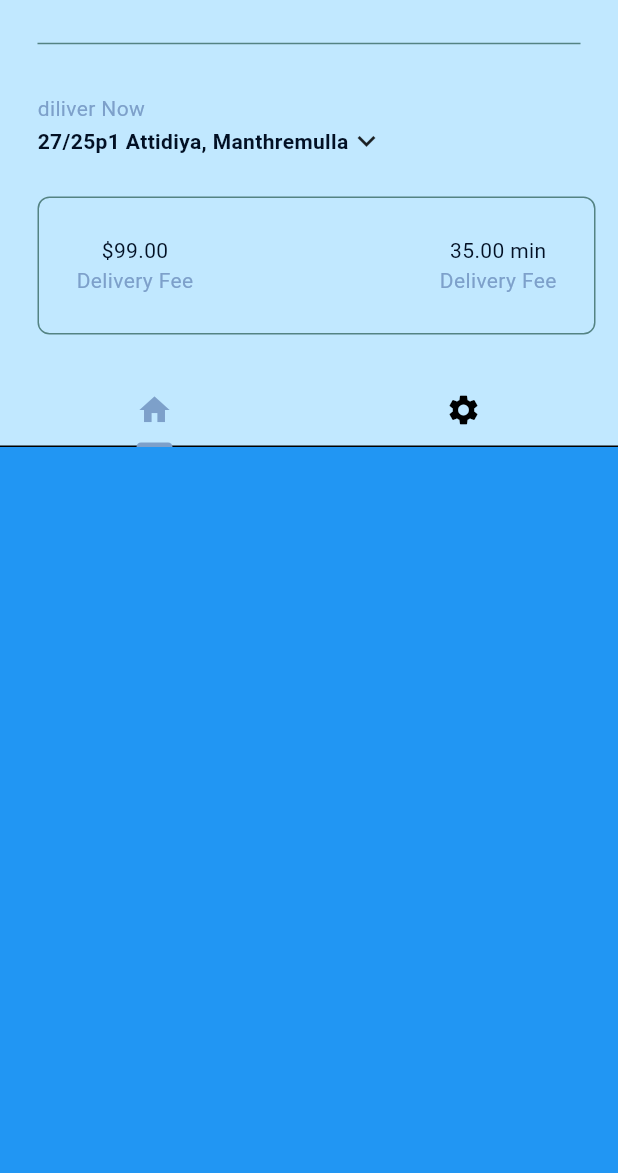
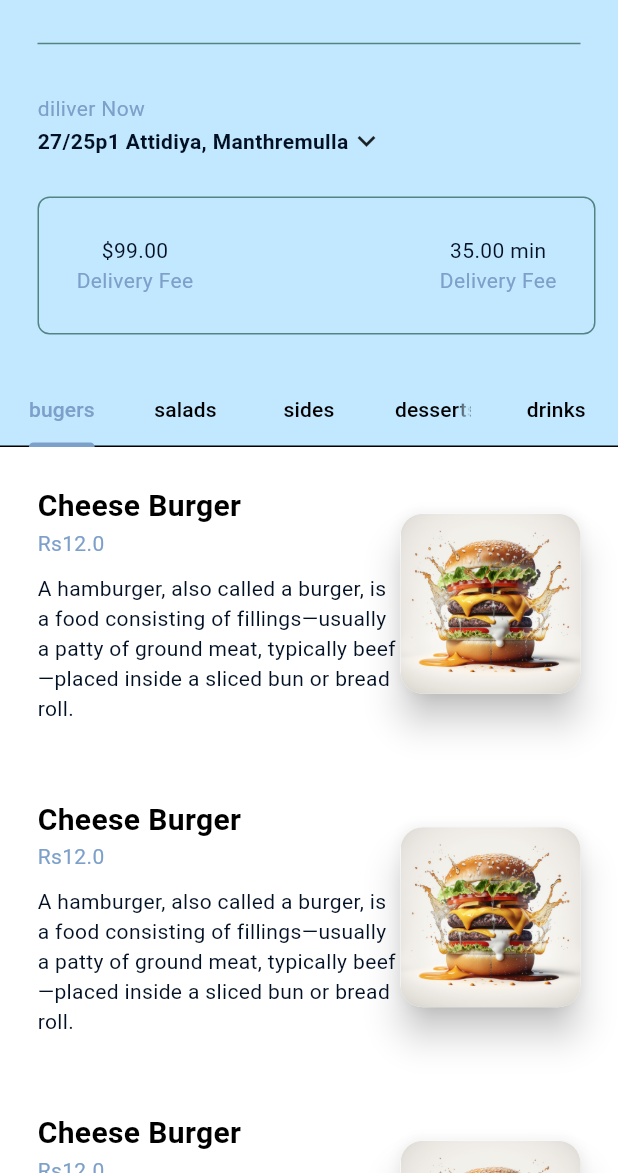
Before and after one commit to Thameera08/food_delivery_app, a Flutter app: the screen it shows after launch, after a tap on "Sign IN", on a phone screen of 412 x 824 dp, the part 63-1236 px from its top. Run offline on Flutter 3.47's test engine with Material 3 defaults, Android fonts, the phone set to English and light mode, and no system bars; our stand-ins replace hexcolor.

Commit message:
add image for buger

```diff
--- /dev/null
+++ b/lib/components/my_food_tile.dart
@@ -0,0 +1,69 @@
+import 'package:flutter/material.dart';
+import 'package:pos_application/models/food.dart';
+
+class MyFoodTile extends StatelessWidget {
+  final Food food;
+  final void Function()? onTap;
+
+  const MyFoodTile({
+    super.key,
+    required this.food,
+    required this.onTap,
+  });
+
+  @override
+  Widget build(BuildContext context) {
+    return Column(
+      children: [
+        GestureDetector(
+          onTap: onTap,
+          child: Padding(
+            padding: const EdgeInsets.all(25.0),
+            child: Row(
+              children: [
+                Expanded(
+                  child: Column(
+                    crossAxisAlignment: CrossAxisAlignment.start,
+                    children: [
+                      Text(
+                        food.name,
+                        style: TextStyle(
+                          fontSize: 20,
+                          fontWeight: FontWeight.bold,
+                        ),
+                      ),
+                      Text(
+                        '\Rs' + food.price.toString(),
+                        style: TextStyle(
+                          color: Theme.of(context).colorScheme.primary,
+                        ),
+                      ),
+                      const SizedBox(height: 10),
+                      Text(
+                        food.description,
+                        style: TextStyle(
+                          color: Theme.of(context).colorScheme.inversePrimary,
+                        ),
+                      ),
+                    ],
+                  ),
+                ),
+                Material(
+                  elevation: 10,
+                  borderRadius: BorderRadius.circular(15),
+                  child: ClipRRect(
+                    borderRadius: BorderRadius.circular(15),
+                    child: Image.asset(
+                      food.imagePath,
+                      height: 120,
+                    ),
+                  ),
+                ),
+              ],
+            ),
+          ),
+        ),
+      ],
+    );
+  }
+}
--- a/lib/components/my_tab_bar.dart
+++ b/lib/components/my_tab_bar.dart
@@ -1,4 +1,5 @@
 import 'package:flutter/material.dart';
+import 'package:pos_application/models/food.dart';
 
 class MyTabBar extends StatelessWidget {
   final TabController tabController;
@@ -8,25 +9,20 @@ class MyTabBar extends StatelessWidget {
     required this.tabController,
   });
 
+  List<Tab> _buildCategoryTabs() {
+    return FoodCategory.values.map((category) {
+      return Tab(
+        text: category.toString().split('.').last,
+      );
+    }).toList();
+  }
+
   @override
   Widget build(BuildContext context) {
     return Container(
       child: TabBar(
         controller: tabController,
-        tabs: [
-          //1st tab
-          Tab(
-            icon: Icon(
-              Icons.home,
-            ),
-          ),
-          //2nd tab
-          Tab(
-            icon: Icon(
-              Icons.settings,
-            ),
-          ),
-        ],
+        tabs: _buildCategoryTabs(),
       ),
     );
   }
--- a/lib/main.dart
+++ b/lib/main.dart
@@ -1,12 +1,18 @@
 import 'package:flutter/material.dart';
 import 'package:pos_application/auth/login_or_register.dart';
+import 'package:pos_application/models/restaurant.dart';
 import 'package:pos_application/theme/theme_provider.dart';
 import 'package:provider/provider.dart';
 
 void main() {
   runApp(
-    ChangeNotifierProvider(
-      create: (context) => ThemeProvider(),
+    MultiProvider(
+      providers: [
+        //theme provider
+        ChangeNotifierProvider(create: (context) => ThemeProvider()),
+        //resturant provider
+        ChangeNotifierProvider(create: (context) => Restaurant()),
+      ],
       child: const MyApp(),
     ),
   );
--- /dev/null
+++ b/lib/models/food.dart
@@ -0,0 +1,35 @@
+class Food {
+  final String name;
+  final String description;
+  final String imagePath;
+  final double price;
+  final FoodCategory foodCategory;
+  List<Addon> availableAddons;
+
+  Food({
+    required this.name,
+    required this.description,
+    required this.imagePath,
+    required this.price,
+    required this.foodCategory,
+    required this.availableAddons,
+  });
+}
+
+enum FoodCategory {
+  bugers,
+  salads,
+  sides,
+  desserts,
+  drinks,
+}
+
+class Addon {
+  final String name;
+  final double price;
+
+  Addon({
+    required this.name,
+    required this.price,
+  });
+}
--- /dev/null
+++ b/lib/models/restaurant.dart
@@ -0,0 +1,355 @@
+import 'package:flutter/material.dart';
+import 'package:pos_application/models/food.dart';
+
+class Restaurant extends ChangeNotifier {
+  final List<Food> _menu = [
+    //bugers
+    Food(
+      name: 'Cheese Burger',
+      description:
+          'A hamburger, also called a burger, is a food consisting of fillings—usually a patty of ground meat, typically beef—placed inside a sliced bun or bread roll.',
+      imagePath: 'lib/images/burgers/b1.jpg',
+      price: 12,
+      foodCategory: FoodCategory.bugers,
+      availableAddons: [
+        Addon(name: 'Extra Cheese', price: 0.99),
+        Addon(name: 'Ba-con', price: 0.99),
+        Addon(name: 'Avacado', price: 0.99),
+      ],
+    ),
+    Food(
+      name: 'Cheese Burger',
+      description:
+          'A hamburger, also called a burger, is a food consisting of fillings—usually a patty of ground meat, typically beef—placed inside a sliced bun or bread roll.',
+      imagePath: 'lib/images/burgers/b1.jpg',
+      price: 12,
+      foodCategory: FoodCategory.bugers,
+      availableAddons: [
+        Addon(name: 'Extra Cheese', price: 0.99),
+        Addon(name: 'Ba-con', price: 0.99),
+        Addon(name: 'Avacado', price: 0.99),
+      ],
+    ),
+    Food(
+      name: 'Cheese Burger',
+      description:
+          'A hamburger, also called a burger, is a food consisting of fillings—usually a patty of ground meat, typically beef—placed inside a sliced bun or bread roll.',
+      imagePath: 'lib/images/burgers/b1.jpg',
+      price: 12,
+      foodCategory: FoodCategory.bugers,
+      availableAddons: [
+        Addon(name: 'Extra Cheese', price: 0.99),
+        Addon(name: 'Ba-con', price: 0.99),
+        Addon(name: 'Avacado', price: 0.99),
+      ],
+    ),
+    Food(
+      name: 'Cheese Burger',
+      description:
+          'A hamburger, also called a burger, is a food consisting of fillings—usually a patty of ground meat, typically beef—placed inside a sliced bun or bread roll.',
+      imagePath: 'lib/images/burgers/b1.jpg',
+      price: 12,
+      foodCategory: FoodCategory.bugers,
+      availableAddons: [
+        Addon(name: 'Extra Cheese', price: 0.99),
+        Addon(name: 'Ba-con', price: 0.99),
+        Addon(name: 'Avacado', price: 0.99),
+      ],
+    ),
+    Food(
+      name: 'Cheese Burger',
+      description:
+          'A hamburger, also called a burger, is a food consisting of fillings—usually a patty of ground meat, typically beef—placed inside a sliced bun or bread roll.',
+      imagePath: 'lib/images/burgers/b1.jpg',
+      price: 12,
+      foodCategory: FoodCategory.bugers,
+      availableAddons: [
+        Addon(name: 'Extra Cheese', price: 0.99),
+        Addon(name: 'Ba-con', price: 0.99),
+        Addon(name: 'Avacado', price: 0.99),
+      ],
+    ),
+    //desserts
+    Food(
+      name: 'Cheese Burger',
+      description:
+          'A hamburger, also called a burger, is a food consisting of fillings—usually a patty of ground meat, typically beef—placed inside a sliced bun or bread roll.',
+      imagePath: 'lib/images/burgers/b2.jpg',
+      price: 12,
+      foodCategory: FoodCategory.desserts,
+      availableAddons: [
+        Addon(name: 'Extra Cheese', price: 0.99),
+        Addon(name: 'Ba-con', price: 0.99),
+        Addon(name: 'Avacado', price: 0.99),
+      ],
+    ),
+    Food(
+      name: 'Cheese Burger',
+      description:
+          'A hamburger, also called a burger, is a food consisting of fillings—usually a patty of ground meat, typically beef—placed inside a sliced bun or bread roll.',
+      imagePath: 'lib/images/burgers/b2.jpg',
+      price: 12,
+      foodCategory: FoodCategory.desserts,
+      availableAddons: [
+        Addon(name: 'Extra Cheese', price: 0.99),
+        Addon(name: 'Ba-con', price: 0.99),
+        Addon(name: 'Avacado', price: 0.99),
+      ],
+    ),
+    Food(
+      name: 'Cheese Burger',
+      description:
+          'A hamburger, also called a burger, is a food consisting of fillings—usually a patty of ground meat, typically beef—placed inside a sliced bun or bread roll.',
+      imagePath: 'lib/images/burgers/b2.jpg',
+      price: 12,
+      foodCategory: FoodCategory.desserts,
+      availableAddons: [
+        Addon(name: 'Extra Cheese', price: 0.99),
+        Addon(name: 'Ba-con', price: 0.99),
+        Addon(name: 'Avacado', price: 0.99),
+      ],
+    ),
+    Food(
+      name: 'Cheese Burger',
+      description:
+          'A hamburger, also called a burger, is a food consisting of fillings—usually a patty of ground meat, typically beef—placed inside a sliced bun or bread roll.',
+      imagePath: 'lib/images/burgers/b2.jpg',
+      price: 12,
+      foodCategory: FoodCategory.desserts,
+      availableAddons: [
+        Addon(name: 'Extra Cheese', price: 0.99),
+        Addon(name: 'Ba-con', price: 0.99),
+        Addon(name: 'Avacado', price: 0.99),
+      ],
+    ),
+    Food(
+      name: 'Cheese Burger',
+      description:
+          'A hamburger, also called a burger, is a food consisting of fillings—usually a patty of ground meat, typically beef—placed inside a sliced bun or bread roll.',
+      imagePath: 'lib/images/burgers/b2.jpg',
+      price: 12,
+      foodCategory: FoodCategory.desserts,
+      availableAddons: [
+        Addon(name: 'Extra Cheese', price: 0.99),
+        Addon(name: 'Ba-con', price: 0.99),
+        Addon(name: 'Avacado', price: 0.99),
+      ],
+    ),
+    //drinks
+    Food(
+      name: 'Cheese Burger',
+      description:
+          'A hamburger, also called a burger, is a food consisting of fillings—usually a patty of ground meat, typically beef—placed inside a sliced bun or bread roll.',
+      imagePath: 'lib/images/burgers/b2.jpg',
+      price: 12,
+      foodCategory: FoodCategory.drinks,
+      availableAddons: [
+        Addon(name: 'Extra Cheese', price: 0.99),
+        Addon(name: 'Ba-con', price: 0.99),
+        Addon(name: 'Avacado', price: 0.99),
+      ],
+    ),
+    Food(
+      name: 'Cheese Burger',
+      description:
+          'A hamburger, also called a burger, is a food consisting of fillings—usually a patty of ground meat, typically beef—placed inside a sliced bun or bread roll.',
+      imagePath: 'lib/images/burgers/b2.jpg',
+      price: 12,
+      foodCategory: FoodCategory.drinks,
+      availableAddons: [
+        Addon(name: 'Extra Cheese', price: 0.99),
+        Addon(name: 'Ba-con', price: 0.99),
+        Addon(name: 'Avacado', price: 0.99),
+      ],
+    ),
+    Food(
+      name: 'Cheese Burger',
+      description:
+          'A hamburger, also called a burger, is a food consisting of fillings—usually a patty of ground meat, typically beef—placed inside a sliced bun or bread roll.',
+      imagePath: 'lib/images/burgers/b2.jpg',
+      price: 12,
+      foodCategory: FoodCategory.drinks,
+      availableAddons: [
+        Addon(name: 'Extra Cheese', price: 0.99),
+        Addon(name: 'Ba-con', price: 0.99),
+        Addon(name: 'Avacado', price: 0.99),
+      ],
+    ),
+    Food(
+      name: 'Cheese Burger',
+      description:
+          'A hamburger, also called a burger, is a food consisting of fillings—usually a patty of ground meat, typically beef—placed inside a sliced bun or bread roll.',
+      imagePath: 'lib/images/burgers/b2.jpg',
+      price: 12,
+      foodCategory: FoodCategory.drinks,
+      availableAddons: [
+        Addon(name: 'Extra Cheese', price: 0.99),
+        Addon(name: 'Ba-con', price: 0.99),
+        Addon(name: 'Avacado', price: 0.99),
+      ],
+    ),
+    Food(
+      name: 'Cheese Burger',
+      description:
+          'A hamburger, also called a burger, is a food consisting of fillings—usually a patty of ground meat, typically beef—placed inside a sliced bun or bread roll.',
+      imagePath: 'lib/images/burgers/b2.jpg',
+      price: 12,
+      foodCategory: FoodCategory.drinks,
+      availableAddons: [
+        Addon(name: 'Extra Cheese', price: 0.99),
+        Addon(name: 'Ba-con', price: 0.99),
+        Addon(name: 'Avacado', price: 0.99),
+      ],
+    ),
+    //salads
+    Food(
+      name: 'Cheese Burger',
+      description:
+          'A hamburger, also called a burger, is a food consisting of fillings—usually a patty of ground meat, typically beef—placed inside a sliced bun or bread roll.',
+      imagePath: 'lib/images/burgers/b2.jpg',
+      price: 12,
+      foodCategory: FoodCategory.salads,
+      availableAddons: [
+        Addon(name: 'Extra Cheese', price: 0.99),
+        Addon(name: 'Ba-con', price: 0.99),
+        Addon(name: 'Avacado', price: 0.99),
+      ],
+    ),
+    Food(
+      name: 'Cheese Burger',
+      description:
+          'A hamburger, also called a burger, is a food consisting of fillings—usually a patty of ground meat, typically beef—placed inside a sliced bun or bread roll.',
+      imagePath: 'lib/images/burgers/b2.jpg',
+      price: 12,
+      foodCategory: FoodCategory.salads,
+      availableAddons: [
+        Addon(name: 'Extra Cheese', price: 0.99),
+        Addon(name: 'Ba-con', price: 0.99),
+        Addon(name: 'Avacado', price: 0.99),
+      ],
+    ),
+    Food(
+      name: 'Cheese Burger',
+      description:
+          'A hamburger, also called a burger, is a food consisting of fillings—usually a patty of ground meat, typically beef—placed inside a sliced bun or bread roll.',
+      imagePath: 'lib/images/burgers/b2.jpg',
+      price: 12,
+      foodCategory: FoodCategory.salads,
+      availableAddons: [
+        Addon(name: 'Extra Cheese', price: 0.99),
+        Addon(name: 'Ba-con', price: 0.99),
+        Addon(name: 'Avacado', price: 0.99),
+      ],
+    ),
+    Food(
+      name: 'Cheese Burger',
+      description:
+          'A hamburger, also called a burger, is a food consisting of fillings—usually a patty of ground meat, typically beef—placed inside a sliced bun or bread roll.',
+      imagePath: 'lib/images/burgers/b2.jpg',
+      price: 12,
+      foodCategory: FoodCategory.salads,
+      availableAddons: [
+        Addon(name: 'Extra Cheese', price: 0.99),
+        Addon(name: 'Ba-con', price: 0.99),
+        Addon(name: 'Avacado', price: 0.99),
+      ],
+    ),
+    Food(
+      name: 'Cheese Burger',
+      description:
+          'A hamburger, also called a burger, is a food consisting of fillings—usually a patty of ground meat, typically beef—placed inside a sliced bun or bread roll.',
+      imagePath: 'lib/images/burgers/b2.jpg',
+      price: 12,
+      foodCategory: FoodCategory.salads,
+      availableAddons: [
+        Addon(name: 'Extra Cheese', price: 0.99),
+        Addon(name: 'Ba-con', price: 0.99),
+        Addon(name: 'Avacado', price: 0.99),
+      ],
+    ),
+    //sides
+    Food(
+      name: 'Cheese Burger',
+      description:
+          'A hamburger, also called a burger, is a food consisting of fillings—usually a patty of ground meat, typically beef—placed inside a sliced bun or bread roll.',
+      imagePath: 'lib/images/burgers/b2.jpg',
+      price: 12,
+      foodCategory: FoodCategory.sides,
+      availableAddons: [
+        Addon(name: 'Extra Cheese', price: 0.99),
+        Addon(name: 'Ba-con', price: 0.99),
+        Addon(name: 'Avacado', price: 0.99),
+      ],
+    ),
+    Food(
+      name: 'Cheese Burger',
+      description:
+          'A hamburger, also called a burger, is a food consisting of fillings—usually a patty of ground meat, typically beef—placed inside a sliced bun or bread roll.',
+      imagePath: 'lib/images/burgers/b2.jpg',
+      price: 12,
+      foodCategory: FoodCategory.sides,
+      availableAddons: [
+        Addon(name: 'Extra Cheese', price: 0.99),
+        Addon(name: 'Ba-con', price: 0.99),
+        Addon(name: 'Avacado', price: 0.99),
+      ],
+    ),
+    Food(
+      name: 'Cheese Burger',
+      description:
+          'A hamburger, also called a burger, is a food consisting of fillings—usually a patty of ground meat, typically beef—placed inside a sliced bun or bread roll.',
+      imagePath: 'lib/images/burgers/b2.jpg',
+      price: 12,
+      foodCategory: FoodCategory.sides,
+      availableAddons: [
+        Addon(name: 'Extra Cheese', price: 0.99),
+        Addon(name: 'Ba-con', price: 0.99),
+        Addon(name: 'Avacado', price: 0.99),
+      ],
+    ),
+    Food(
+      name: 'Cheese Burger',
+      description:
+          'A hamburger, also called a burger, is a food consisting of fillings—usually a patty of ground meat, typically beef—placed inside a sliced bun or bread roll.',
+      imagePath: 'lib/images/burgers/b2.jpg',
+      price: 12,
+      foodCategory: FoodCategory.sides,
+      availableAddons: [
+        Addon(name: 'Extra Cheese', price: 0.99),
+        Addon(name: 'Ba-con', price: 0.99),
+        Addon(name: 'Avacado', price: 0.99),
+      ],
+    ),
+    Food(
+      name: 'Cheese Burger',
+      description:
+          'A hamburger, also called a burger, is a food consisting of fillings—usually a patty of ground meat, typically beef—placed inside a sliced bun or bread roll.',
+      imagePath: 'lib/images/burgers/b2.jpg',
+      price: 12,
+      foodCategory: FoodCategory.sides,
+      availableAddons: [
+        Addon(name: 'Extra Cheese', price: 0.99),
+        Addon(name: 'Ba-con', price: 0.99),
+        Addon(name: 'Avacado', price: 0.99),
+      ],
+    ),
+  ];
+
+  /*
+
+G E T T E R S
+
+  */
+  List<Food> get menu => _menu;
+  /*
+
+O P E R A T I O N S
+
+  */
+
+  /*
+
+H E L P E R S
+
+  */
+}
--- a/lib/pages/home_page.dart
+++ b/lib/pages/home_page.dart
@@ -2,8 +2,12 @@ import 'package:flutter/material.dart';
 import 'package:pos_application/components/my_current_location.dart';
 import 'package:pos_application/components/my_description_box.dart';
 import 'package:pos_application/components/my_drawer.dart';
+import 'package:pos_application/components/my_food_tile.dart';
 import 'package:pos_application/components/my_silver_appbar.dart';
 import 'package:pos_application/components/my_tab_bar.dart';
+import 'package:pos_application/models/food.dart';
+import 'package:pos_application/models/restaurant.dart';
+import 'package:provider/provider.dart';
 
 class HomePage extends StatefulWidget {
   const HomePage({super.key});
@@ -20,13 +24,36 @@ class _HomePageState extends State<HomePage>
   @override
   void initState() {
     super.initState();
-    _tabController = TabController(length: 2, vsync: this);
+    _tabController =
+        TabController(length: FoodCategory.values.length, vsync: this);
   }
 
   @override
   void dispose() {
     _tabController.dispose();
     super.dispose();
+  }
+
+  //list of food items and categories
+  List<Food> _filterMenuByCategory(FoodCategory category, List<Food> fullMenu) {
+    return fullMenu.where((food) => food.foodCategory == category).toList();
+  }
+
+  //return list of foods in given category
+  List<Widget> getFoodThisCategory(List<Food> fullMenu) {
+    return FoodCategory.values.map((category) {
+      List<Food> categoryMenu = _filterMenuByCategory(category, fullMenu);
+
+      return ListView.builder(
+        itemCount: categoryMenu.length,
+        physics: const NeverScrollableScrollPhysics(),
+        padding: EdgeInsets.zero,
+        itemBuilder: (context, index) {
+          final food = categoryMenu[index];
+          return MyFoodTile(food: food, onTap: () {});
+        },
+      );
+    }).toList();
   }
 
   @override
@@ -54,8 +81,11 @@ class _HomePageState extends State<HomePage>
             ),
           ),
         ],
-        body: Container(
-          color: Colors.blue,
+        body: Consumer<Restaurant>(
+          builder: (context, restaurant, child) => TabBarView(
+            controller: _tabController,
+            children: getFoodThisCategory(restaurant.menu),
+          ),
         ),
       ),
     );
```
Also changed, not shown: pubspec.yaml (+7 -3 lines), lib/images/burgers/b1.jpg (added), lib/images/burgers/b2.jpg (added), lib/images/burgers/b3.jpg (added), lib/images/burgers/b4.jpg (added), lib/images/desserts/de1.jpeg (added), 3 other files.
